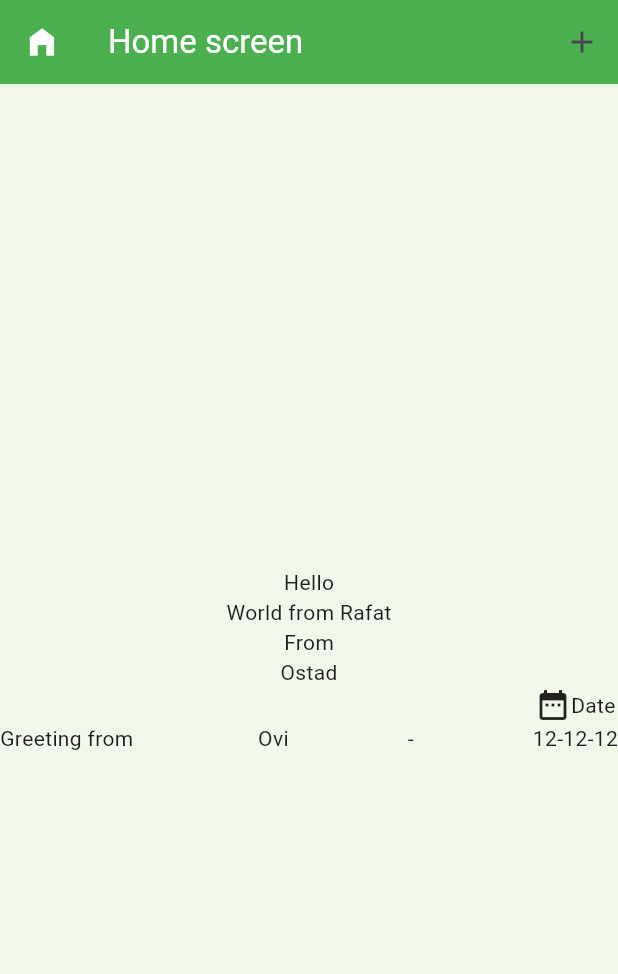
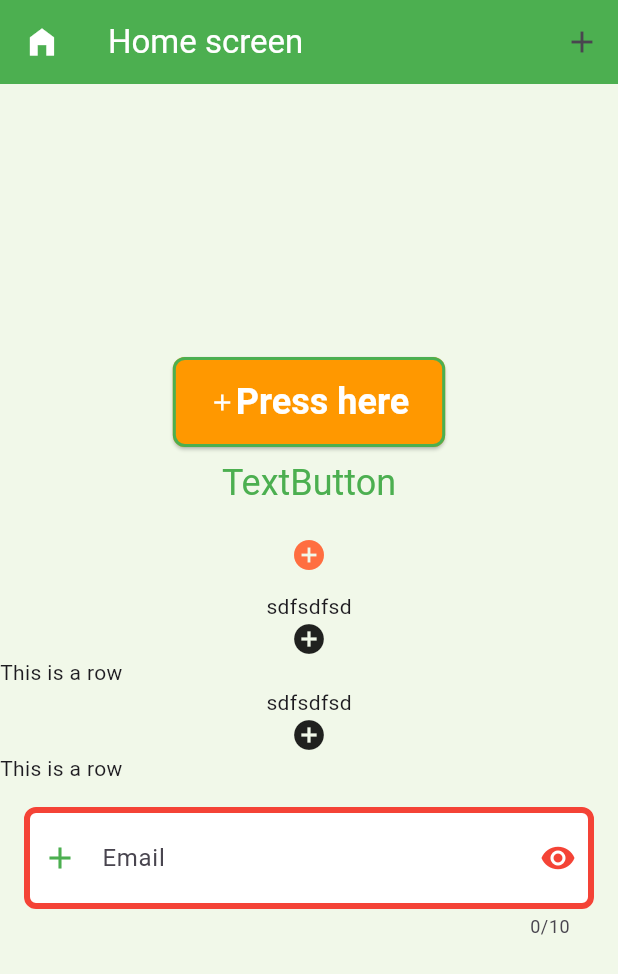
Before and after one commit to RafatMeraz/ostad_flutter_batch_six, a Flutter app: the screen it shows after launch, on a phone screen of 412 x 824 dp. Shown: the top 974 px of the screen. Run offline on Flutter 3.47's test engine with Material 3 defaults, Android fonts, the phone set to English and light mode, and no system bars.

Commit message:
Add Basic widgets - Buttons(ElevatedButton, TextButton, IconButton, GestureDetector, InkWell) |  TextField | Container | Padding

```diff
--- a/live_class_project/lib/main.dart
+++ b/live_class_project/lib/main.dart
@@ -1,4 +1,5 @@
-// Scaffold | Column | Row | Dialog | bottom sheet | Snackbar
+// Buttons(ElevatedButton, TextButton, IconButton, GestureDetector, InkWell)
+// |  TextField | Container | Padding
 
 import 'package:flutter/material.dart';
 
@@ -59,31 +60,196 @@ class Home extends StatelessWidget {
           mainAxisAlignment: MainAxisAlignment.center,
           crossAxisAlignment: CrossAxisAlignment.center,
           children: [
-            Text('Hello'),
-            Text('World from Rafat'),
-            Text('From'),
-            Text('Ostad'),
+            ElevatedButton(
+              style: ElevatedButton.styleFrom(
+                backgroundColor: Colors.orange,
+                foregroundColor: Colors.white,
+                shape: RoundedRectangleBorder(
+                  borderRadius: BorderRadius.circular(8),
+                  side: BorderSide(
+                    width: 2,
+                    color: Colors.green
+                  )
+                ),
+                textStyle: TextStyle(
+                  fontSize: 24,
+                  fontWeight: FontWeight.w700
+                ),
+                padding: EdgeInsets.symmetric(horizontal: 24, vertical: 16)
+              ),
+              onPressed: () {
+                print('Pressed');
+              },
+              child: Row(
+                mainAxisSize: MainAxisSize.min,
+                children: [
+                  Icon(Icons.add),
+                  Text('Press here'),
+                ],
+              ),
+            ),
 
-            Row(
-              mainAxisAlignment: MainAxisAlignment.spaceBetween,
-              crossAxisAlignment: CrossAxisAlignment.end,
-              mainAxisSize: MainAxisSize.max,
+            TextButton(
+              style: TextButton.styleFrom(
+                  foregroundColor: Colors.green,
+                  textStyle: TextStyle(fontSize: 24),
+              ),
+              onPressed: () {},
+              child: Text(
+                'TextButton',
+              ),
+            ),
+
+            IconButton(
+              onPressed: () {
+                print('Tapped in icon button');
+              },
+              icon: Icon(
+                Icons.add_circle,
+                color: Colors.deepOrangeAccent,
+              ),
+            ),
+
+            GestureDetector(
+              onTap: () {
+                print('on tap detected');
+              },
+              onDoubleTap: () {
+                print('Double tap detected');
+              },
+              onLongPress: () {
+                print('Long pressed');
+              },
+              child: Column(
                 children: [
-                Text('Greeting from '),
-                Text('Ovi'),
-                Text('-'),
-                Column(
-                  children: [
+                  Text('sdfsdfsd'),
+                  Icon(Icons.add_circle),
                   Row(
                     children: [
-                        Icon(Icons.date_range),
-                        Text('Date'),],
-                    ),
-                    Text('12-12-12'),
+                      Text('This is a row')
                     ],
                   )
                 ],
+              ),
+            ),
+
+            InkWell(
+              splashColor: Colors.orange,
+              radius: 20,
+              borderRadius: BorderRadius.circular(30),
+              onTap: () {
+                print('on tap detected');
+              },
+              onDoubleTap: () {
+                print('Double tap detected');
+              },
+              onLongPress: () {
+                print('Long pressed');
+              },
+              child: Column(
+                children: [
+                  Text('sdfsdfsd'),
+                  Icon(Icons.add_circle),
+                  Row(
+                    children: [
+                      Text('This is a row')
+                    ],
                   )
+                ],
+              ),
+            ),
+
+            Padding(
+              padding: EdgeInsets.all(16),
+              child: TextField(
+                // controller: TextEditingController(),
+                // enabled: false,
+                onChanged: (value) {
+                  print(value);
+                },
+                style: TextStyle(fontSize: 24, color: Colors.orange),
+                maxLength: 10,
+                decoration: InputDecoration(
+                  hintText: 'Enter your email',
+                  hintStyle: TextStyle(
+                    fontSize: 24,
+                    fontWeight: FontWeight.w400,
+                  ),
+                  // label: Text('Email'),
+                  labelText: 'Email',
+                  labelStyle: TextStyle(),
+                  border: OutlineInputBorder(
+                    borderRadius: BorderRadius.circular(8),
+                    borderSide: BorderSide(width: 4, color: Colors.red)
+                  ),
+                  focusedBorder: OutlineInputBorder(
+                    borderSide: BorderSide(width: 4, color: Colors.orange),
+                    borderRadius: BorderRadius.circular(16)
+                  ),
+                  enabledBorder: OutlineInputBorder(
+                      borderRadius: BorderRadius.circular(8),
+                      borderSide: BorderSide(width: 4, color: Colors.red)
+                  ),
+                  disabledBorder: OutlineInputBorder(
+                      borderRadius: BorderRadius.circular(8),
+                      borderSide: BorderSide(width: 4, color: Colors.grey)
+                  ),
+                  fillColor: Colors.white,
+                  filled: true,
+                  prefixIcon: Icon(Icons.add),
+                  prefixIconColor: Colors.green,
+                  // prefix: Column(
+                  //   children: [
+                  //     Icon(Icons.add),
+                  //   ],
+                  // ),
+                  suffixIcon: Icon(Icons.remove_red_eye),
+                  suffixIconColor: Colors.red
+                  // suffix: Column(
+                  //   children: [],
+                  // )
+                ),
+              ),
+            ),
+
+          /*  Container(
+              width: 100,
+              height: 100,
+              decoration: BoxDecoration(
+                color: Colors.green,
+                borderRadius: BorderRadius.circular(24),
+                border: Border.all(color: Colors.black, width: 2),
+                // border: Border(
+                //   top: BorderSide(color: Colors.black, width: 3),
+                //   bottom: BorderSide(color: Colors.black, width: 2),
+                //   left: BorderSide(color: Colors.black, width: 2),
+                //   right: BorderSide(color: Colors.black, width: 2),
+                // ),
+                image: DecorationImage(
+                  image: AssetImage('images/panda.jpg'),
+                  fit: BoxFit.cover
+                ),
+                boxShadow: [
+                  BoxShadow(
+                    color: Colors.grey.withOpacity(0.9),
+                    spreadRadius: 5,
+                    blurRadius: 8,
+                    offset: Offset(0, 3), // changes position of shadow
+                  ),
+                  // BoxShadow(
+                  //   color: Colors.pink.withOpacity(0.9),
+                  //   spreadRadius: 5,
+                  //   blurRadius: 8,
+                  //   offset: Offset(0, 3), // changes position of shadow
+                  // ),
+                ]
+              ),
+              alignment: Alignment.center,
+              child: Text('Panda', style: TextStyle(
+                color: Colors.white,
+                fontWeight: FontWeight.bold
+              ),),
+            )*/
           ],
         ),
       ),
```
Lines whose indentation alone changed are shown as unchanged.
